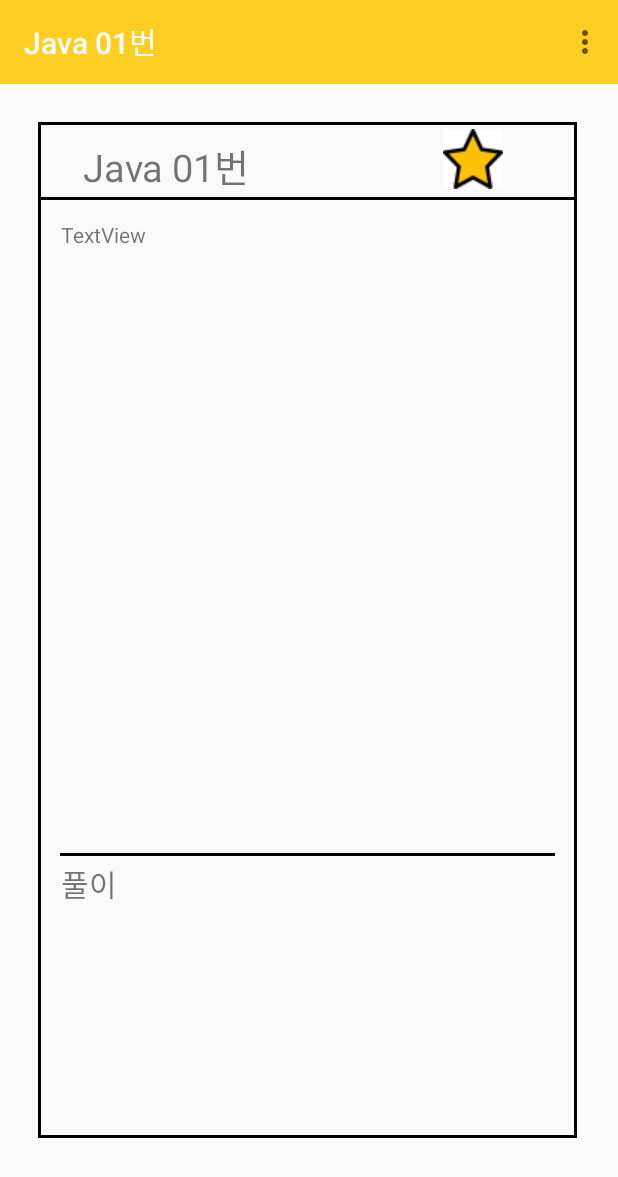
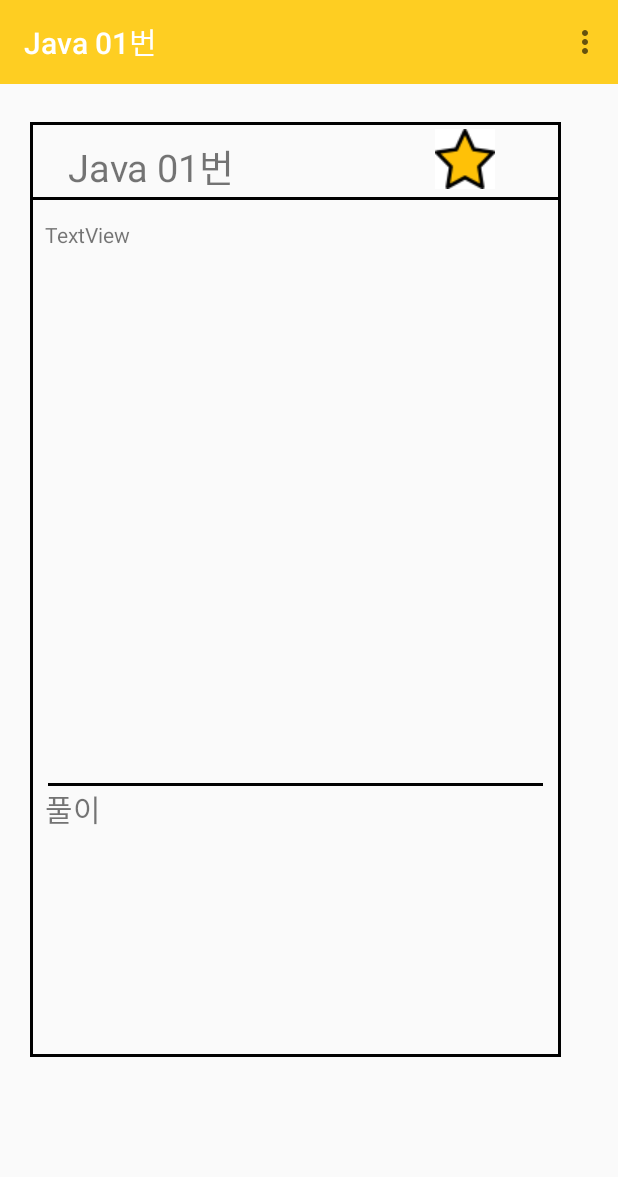
Before and after one commit to kjeon0901/Morning-Coding, an Android app: the FavouritesActivity screen opened directly, with no data from a screen before it, on a phone screen of 412 x 824 dp. Shown: the top 1177 px of the screen. Run offline under Robolectric (Android 15) with nearby library versions, the phone set to English and light mode, and no system bars; 1 statement that could not run was skipped.

Commit message:
changed favourites size

```diff
--- a/app/src/main/java/com/example/bottomup2020/HomeActivity.java
+++ b/app/src/main/java/com/example/bottomup2020/HomeActivity.java
@@ -41,10 +41,6 @@ public class HomeActivity extends AppCompatActivity {
     private DBHelper dbHelper=new DBHelper(this);
 
     private DBHelper dbHelper(){ return dbHelper; }
-
-    private SharedPreferences preferences;
-    private SharedPreferences.Editor editor;
-
 
     @Override
     protected void onCreate(Bundle savedInstanceState) {
--- a/app/src/main/res/layout/activity_favourites.xml
+++ b/app/src/main/res/layout/activity_favourites.xml
@@ -16,7 +16,7 @@
             android:layout_width="wrap_content"
             android:layout_marginTop="30dp"
             android:layout_height="wrap_content"
-            android:layout_marginLeft="295dp"
+            android:layout_marginLeft="290dp"
             android:background="#ffffff"
             app:srcCompat="@drawable/star_on" />
 
@@ -24,16 +24,16 @@
             android:id="@+id/problem_name"
             android:textSize="25dp"
             android:layout_marginTop="35dp"
-            android:layout_marginLeft="55dp"
+            android:layout_marginLeft="45dp"
             android:layout_width="wrap_content"
             android:layout_height="wrap_content"
             android:text="Java 01번" />
 
         <FrameLayout
             android:id="@+id/whole_frame"
-            android:layout_width="359dp"
-            android:layout_height="677dp"
-            android:layout_marginLeft="25dp"
+            android:layout_width="354dp"
+            android:layout_height="623dp"
+            android:layout_marginLeft="20dp"
             android:layout_marginTop="25dp">
 
             <View
@@ -72,7 +72,7 @@
                 android:layout_height="2dp"
                 android:layout_centerInParent="true"
                 android:layout_gravity="center"
-                android:layout_marginTop="150dp"
+                android:layout_marginTop="130dp"
                 android:background="#000000" />
 
             <View
@@ -86,8 +86,8 @@
             <FrameLayout
                 android:id="@+id/problem_frame"
                 android:layout_width="match_parent"
-                android:layout_height="407dp"
-                android:layout_marginLeft="15dp"
+                android:layout_height="367dp"
+                android:layout_marginLeft="10dp"
                 android:layout_marginTop="65dp"
                 android:layout_marginRight="15dp"
                 android:layout_marginBottom="15dp">
@@ -102,16 +102,16 @@
             <FrameLayout
                 android:id="@+id/solution_frame"
                 android:layout_width="330dp"
-                android:layout_height="169dp"
+                android:layout_height="165dp"
                 android:layout_gravity="bottom"
-                android:layout_marginLeft="15dp"
+                android:layout_marginLeft="10dp"
                 android:layout_marginBottom="15dp">
 
                 <TextView
                     android:layout_width="wrap_content"
                     android:layout_height="wrap_content"
-                    android:textSize="20dp"
-                    android:text="풀이" />
+                    android:text="풀이"
+                    android:textSize="20dp" />
             </FrameLayout>
 
 
```
